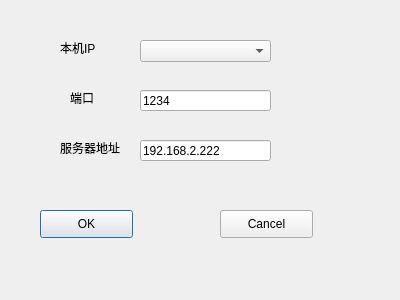
Above: qClient/dialog_setting.ui from faded4567/QTalkTalk before the change. Below: the same form after it.
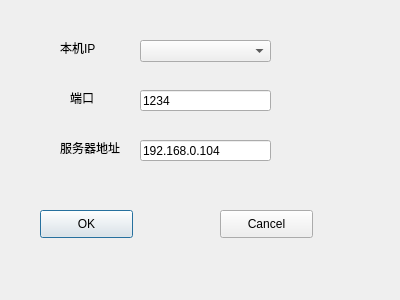
That is the form after the change.

The edit to the form file:
```diff
--- a/qClient/dialog_setting.ui
+++ b/qClient/dialog_setting.ui
@@ -23,7 +23,7 @@
     </rect>
    </property>
    <property name="text">
-    <string>192.168.2.222</string>
+    <string>192.168.0.104</string>
    </property>
   </widget>
   <widget class="QPushButton" name="pushButton">
```
